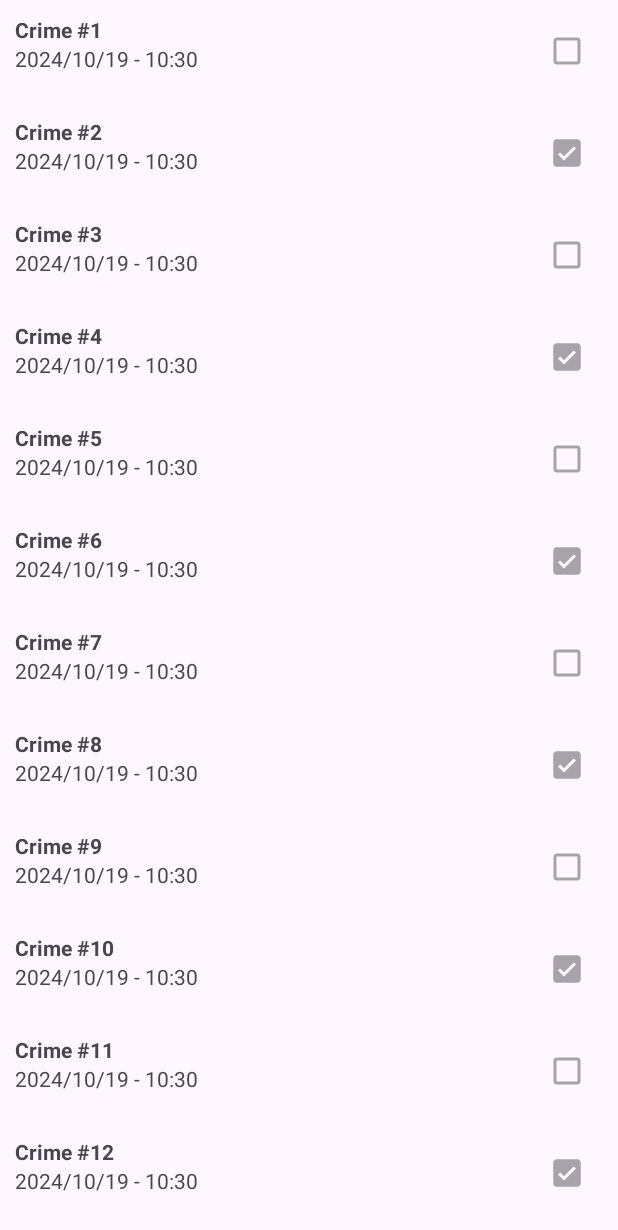
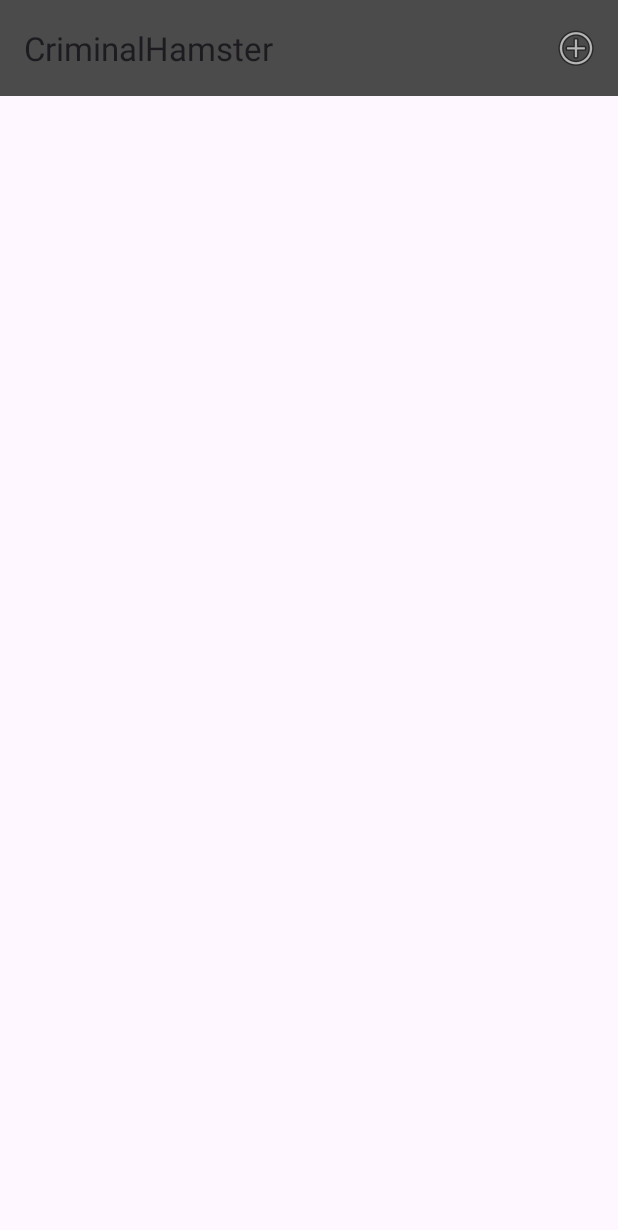
Before and after one commit to ChainikLucifera/CriminalHamster, an Android app: the screen it shows after launch (CriminalListActivity), on a phone screen of 412 x 824 dp. Shown: the top 1230 px of the screen. Run offline under Robolectric (Android 15) with nearby library versions, the light colour scheme and no system bars.

Commit message:
Init commit 3.0

```diff
--- a/app/src/main/AndroidManifest.xml
+++ b/app/src/main/AndroidManifest.xml
@@ -25,6 +25,12 @@
         <activity
             android:name=".ui.CrimeDetailsActivity"
             android:exported="true">
+
+            <meta-data
+                android:name="android.support.PARENT_ACTIVITY"
+                android:value=".ui.CriminalListActivity"
+                />
+
         </activity>
     </application>
 
--- a/app/src/main/java/com/example/criminalhamster/Utils.kt
+++ b/app/src/main/java/com/example/criminalhamster/Utils.kt
@@ -18,7 +18,7 @@ object Utils {
          if(hour.toInt() < 10) hour = String.format("0%s", hour)
          return "$hour:$minute"
      }
-    fun getStringFullDate(crime: Crime): String{
+    fun getStringFullDate(crime: Crime): String {
         return getStringDateOfCrime(crime) + " - " + getStringTimeOfCrime(crime)
     }
 }
--- a/app/src/main/java/com/example/criminalhamster/data/CrimeLab.kt
+++ b/app/src/main/java/com/example/criminalhamster/data/CrimeLab.kt
@@ -10,13 +10,7 @@ class CrimeLab(private val appContext: Context) {
     private val crimes = arrayListOf<Crime>()
 
     init {
-        for (i in 1..100) {
-            val crime = Crime()
-            crime.setTitle("Crime #$i")
-            crime.setSolved(i % 2 == 0)
-            crimes.add(crime)
-            Log.d("TEST", crime.getId().toString())
-        }
+
     }
 
     fun getCrimes() = crimes
@@ -29,6 +23,10 @@ class CrimeLab(private val appContext: Context) {
         return null
     }
 
+    fun addCrime(crime: Crime){
+        crimes.add(crime)
+    }
+
     companion object {
         private var crimeLab: CrimeLab? = null
         fun getInstance(appContext: Context): CrimeLab {
--- a/app/src/main/java/com/example/criminalhamster/ui/CrimeAdapter.kt
+++ b/app/src/main/java/com/example/criminalhamster/ui/CrimeAdapter.kt
@@ -26,7 +26,10 @@ class CrimeAdapter(val crimes : ArrayList<Crime>) : RecyclerView.Adapter<CrimeAd
         val crime = crimes[position]
 
         with(holder.binding){
-            crimeTitle.text = crime.getTitle()
+            if(crime.getTitle().length < 30)
+                crimeTitle.text = crime.getTitle()
+            else
+                crimeTitle.text = crime.getTitle().substring(0,29) + "..."
             crimeDate.text = Utils.getStringFullDate(crime)
             crimeCheckBox.isChecked = crime.isSolved()
 
--- a/app/src/main/java/com/example/criminalhamster/ui/CriminalListActivity.kt
+++ b/app/src/main/java/com/example/criminalhamster/ui/CriminalListActivity.kt
@@ -1,17 +1,47 @@
 package com.example.criminalhamster.ui
 
+import android.content.Intent
 import android.os.Bundle
+import android.view.Menu
+import android.view.MenuItem
 import androidx.appcompat.app.AppCompatActivity
+import androidx.appcompat.widget.Toolbar
+import com.example.criminalhamster.Constants
 import com.example.criminalhamster.R
+import com.example.criminalhamster.data.CrimeLab
+import com.example.criminalhamster.model.Crime
 
 class CriminalListActivity : AppCompatActivity() {
     override fun onCreate(savedInstanceState: Bundle?) {
         super.onCreate(savedInstanceState)
         setContentView(R.layout.activity_criminal_list)
 
+        val toolBar: Toolbar = findViewById(R.id.toolBar)
+        setSupportActionBar(toolBar)
+
         supportFragmentManager
             .beginTransaction()
             .replace(R.id.fragmentContainer, CrimeListFragment.newInstance())
             .commit()
     }
+
+    override fun onCreateOptionsMenu(menu: Menu?): Boolean {
+        menuInflater.inflate(R.menu.crime_menu, menu)
+        return true
+    }
+
+    override fun onOptionsItemSelected(item: MenuItem): Boolean {
+        when(item.itemId){
+
+            R.id.menuItemNewCrime -> {
+                val crime = Crime()
+                CrimeLab.getInstance(this).addCrime(crime)
+                val intent = Intent(this, CrimeDetailsActivity::class.java)
+                intent.putExtra(Constants.CRIMINAL_ID, crime.getId().toString())
+                startActivity(intent)
+            }
+
+        }
+        return true
+    }
 }
--- a/app/src/main/res/layout/activity_criminal_list.xml
+++ b/app/src/main/res/layout/activity_criminal_list.xml
@@ -1,6 +1,25 @@
 <?xml version="1.0" encoding="utf-8"?>
-
-<FrameLayout android:id="@+id/fragmentContainer"
+<LinearLayout
+    xmlns:android="http://schemas.android.com/apk/res/android"
+    xmlns:app="http://schemas.android.com/apk/res-auto"
     android:layout_height="match_parent"
     android:layout_width="match_parent"
-    xmlns:android="http://schemas.android.com/apk/res/android"/>
+    android:orientation="vertical">
+
+    <com.google.android.material.appbar.AppBarLayout
+        android:layout_width="match_parent"
+        android:layout_height="wrap_content">
+
+        <androidx.appcompat.widget.Toolbar
+            android:layout_width="match_parent"
+            android:layout_height="wrap_content"
+            android:id="@+id/toolBar"
+            android:background="@color/gray"/>
+
+    </com.google.android.material.appbar.AppBarLayout>
+
+    <FrameLayout android:id="@+id/fragmentContainer"
+        android:layout_height="match_parent"
+        android:layout_width="match_parent"
+        />
+</LinearLayout>
--- /dev/null
+++ b/app/src/main/res/menu/crime_menu.xml
@@ -0,0 +1,9 @@
+<?xml version="1.0" encoding="utf-8"?>
+<menu xmlns:android="http://schemas.android.com/apk/res/android"
+    xmlns:app="http://schemas.android.com/apk/res-auto">
+    <item
+        android:id="@+id/menuItemNewCrime"
+        android:icon="@android:drawable/ic_menu_add"
+        android:title="@string/new_crime"
+        app:showAsAction="ifRoom|withText"/>
+</menu>
--- a/app/src/main/res/values/colors.xml
+++ b/app/src/main/res/values/colors.xml
@@ -2,5 +2,6 @@
 <resources>
     <color name="black">#FF000000</color>
     <color name="white">#FFFFFFFF</color>
-    <color name="gray">#CACACA</color>
+    <color name="gray">#4B4B4B</color>
+
 </resources>
```
Also changed, not shown: app/src/main/java/com/example/criminalhamster/ui/CrimeDetailsActivity.kt (+26 -0 lines), app/src/main/res/layout/activity_crime_details.xml (+25 -5 lines), app/src/main/res/values/strings.xml (+6 -2 lines).
